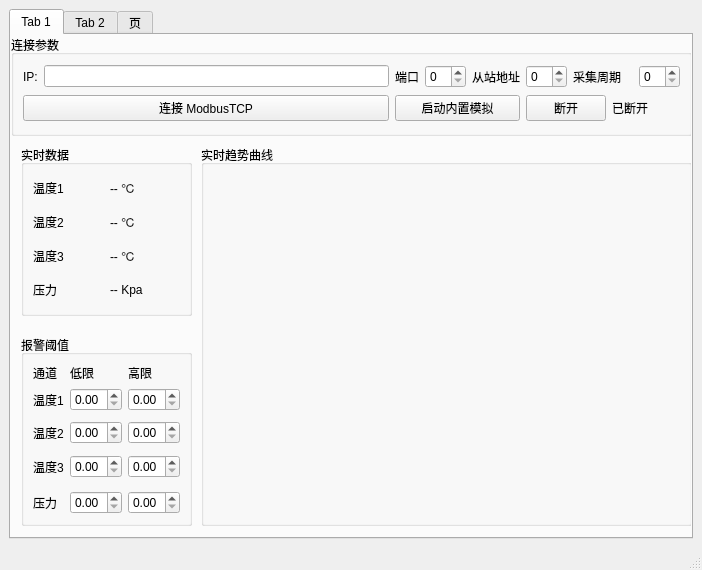
Kxq-xl/IEMonitor2.0, file mainwindow.ui: the form before one commit.
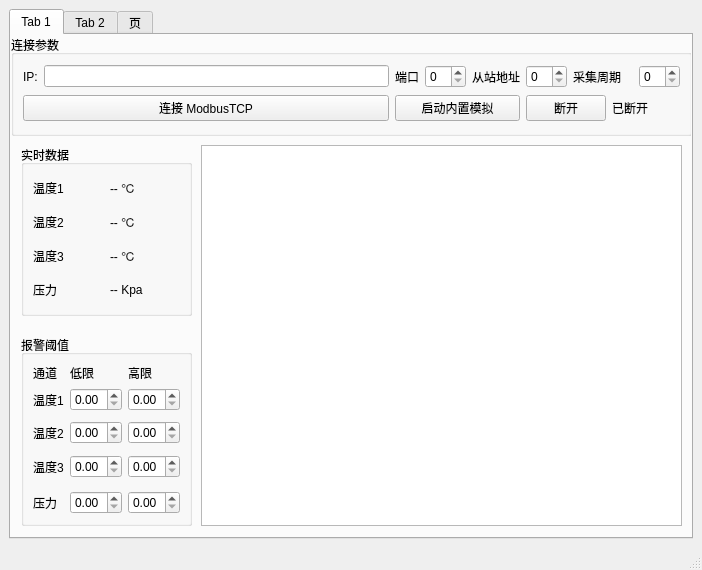
The form after the commit. Custom widgets are drawn as their Qt base class.

Commit message: 新增了 initChart 功能，初始化了折线图，以及当有新数据从下位机传过来时候的 更新折线图appendChartPoint 操作 ，同时新 增了m_sampleIndex曲线横坐标计数器。

What changed in the file:
```diff
--- a/mainwindow.ui
+++ b/mainwindow.ui
@@ -266,18 +266,15 @@
          </item>
         </layout>
        </widget>
-       <widget class="QGroupBox" name="graphGBox">
+       <widget class="QChartView" name="graphicsView">
         <property name="geometry">
          <rect>
           <x>190</x>
           <y>110</y>
-          <width>491</width>
+          <width>481</width>
           <height>381</height>
          </rect>
         </property>
-        <property name="title">
-         <string>实时趋势曲线</string>
-        </property>
        </widget>
       </widget>
       <widget class="QWidget" name="historyPage">
@@ -306,6 +303,13 @@
   </widget>
   <widget class="QStatusBar" name="statusbar"/>
  </widget>
+ <customwidgets>
+  <customwidget>
+   <class>QChartView</class>
+   <extends>QGraphicsView</extends>
+   <header location="global">qchartview.h</header>
+  </customwidget>
+ </customwidgets>
  <resources/>
  <connections/>
 </ui>
```
The commit also changes 3 other files.
